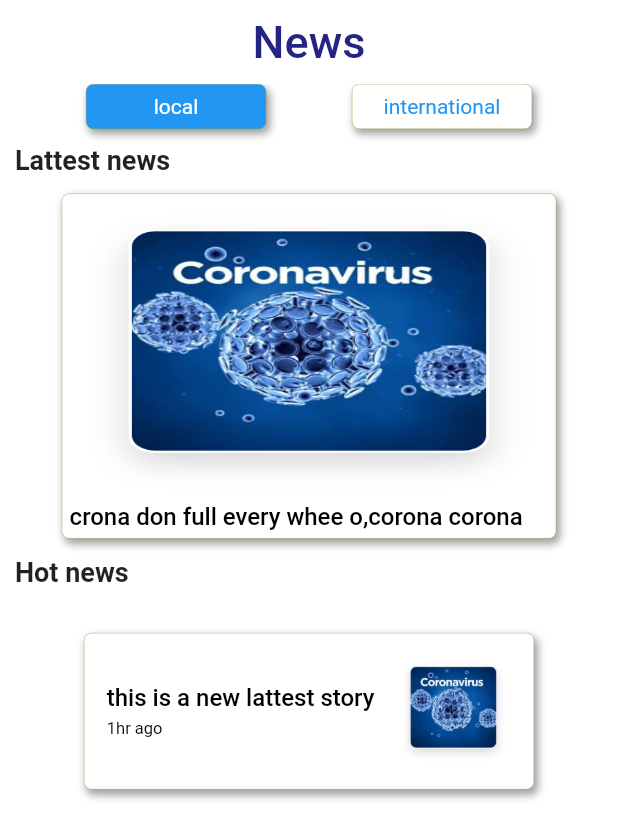
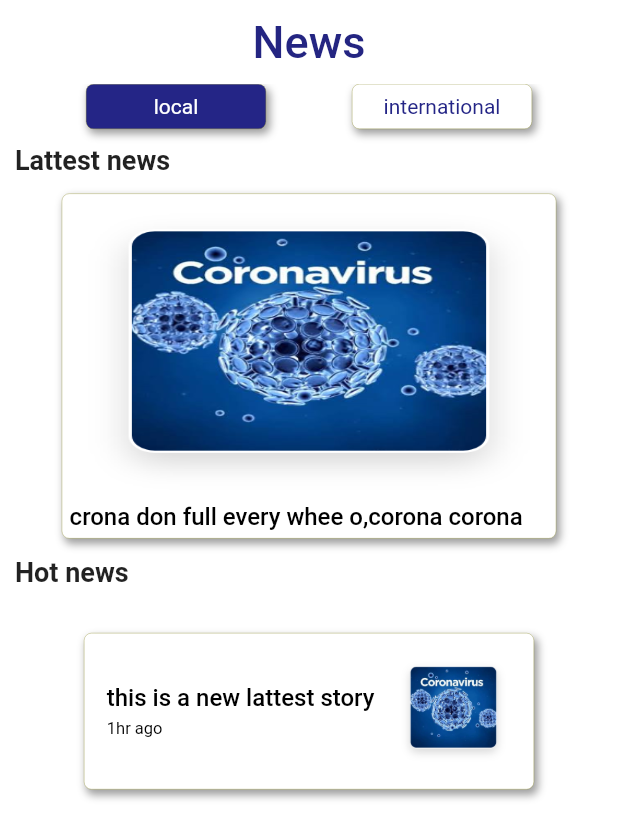
Before and after one commit to BEACON-NG/COVID19-App, a Flutter app: the News screen opened directly, on a phone screen of 412 x 824 dp. Shown: the top 839 px of the screen. Run offline on Flutter 3.47's test engine with Material 2 defaults, Android fonts, the phone set to English and light mode, and no system bars; our stand-ins replace flutter_icons, percent_indicator; missing offline and left inert: flutter_skeleton; network calls fail.

Commit message:
changed new page color

```diff
--- a/covid/lib/views/news.dart
+++ b/covid/lib/views/news.dart
@@ -99,7 +99,8 @@ class _NewsState extends State<News> {
               );
   }
   GestureDetector button(bool state,String text){
-    Color color = state ? Colors.blue : Colors.white;
+    Color themeColor = Color.fromRGBO(36, 37, 134, 1);
+    Color color = state ? themeColor : Colors.white;
     return GestureDetector(
           onTap: (){
             Map<String,bool> new_region = region;
@@ -118,7 +119,7 @@ class _NewsState extends State<News> {
                 child:Text(
                   text,
                   style:TextStyle(
-                    color:state ? Colors.white : Colors.blue
+                    color:state ? Colors.white : themeColor
                     )
                   ),
                 )
```
